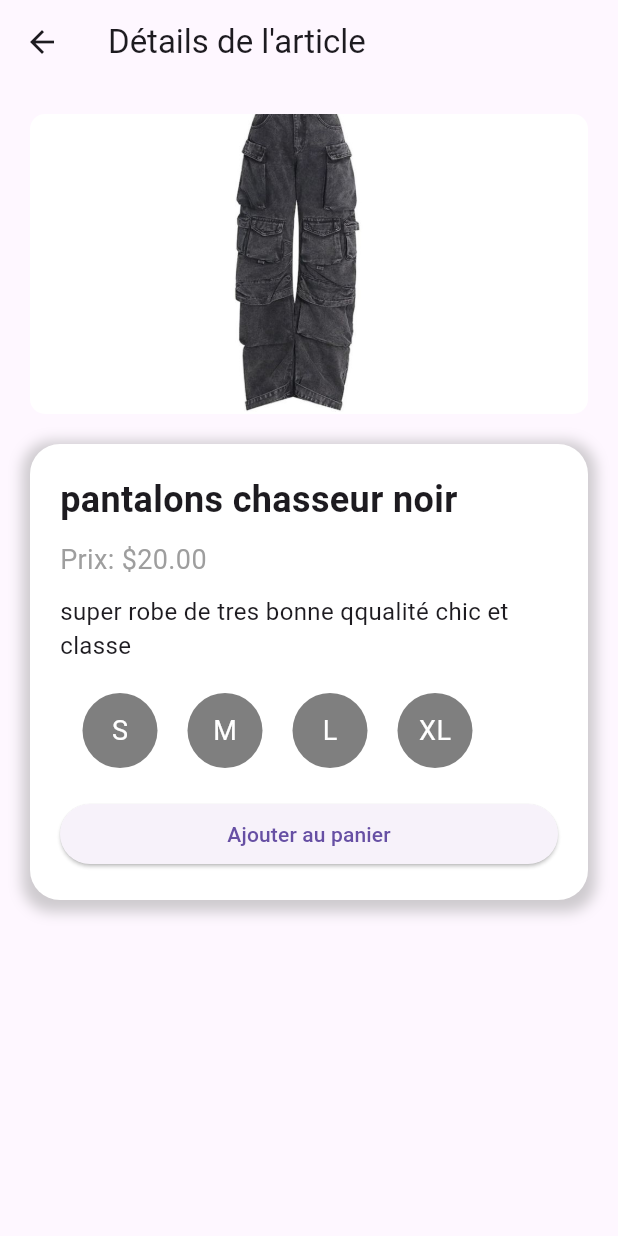
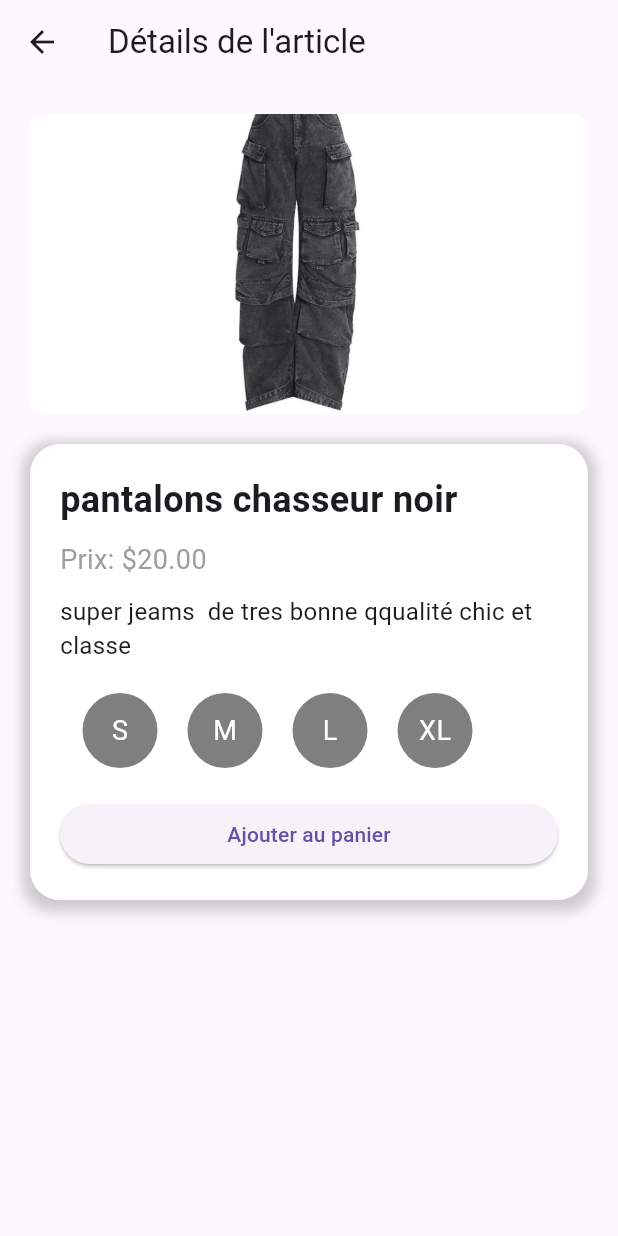
Before and after one commit to 3lkfadel/MyCart, a Flutter app: the ArticlePage3 screen opened directly, on a phone screen of 412 x 824 dp. Run offline on Flutter 3.47's test engine with Material 3 defaults, Android fonts, the phone set to English and light mode, and no system bars.

Commit message:
mise a jour des texte

```diff
--- a/lib/article_page3.dart
+++ b/lib/article_page3.dart
@@ -60,7 +60,7 @@ class ArticlePage3 extends StatelessWidget {
                   ),
                   SizedBox(height: 10.0),
                   Text(
-                    'super robe de tres bonne qqualité chic et classe ', // Remplacez par la description réelle
+                    'super jeams  de tres bonne qqualité chic et classe ', // Remplacez par la description réelle
                     style: TextStyle(
                       fontSize: 16.0,
                     ),
```
